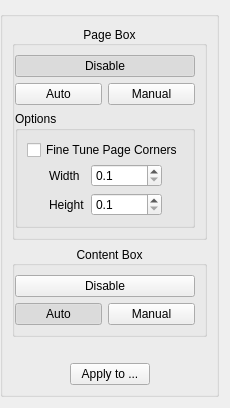
Qt form src/core/filters/select_content/OptionsWidget.ui (abandoned-industries/scantailor-spectre) before a commit.
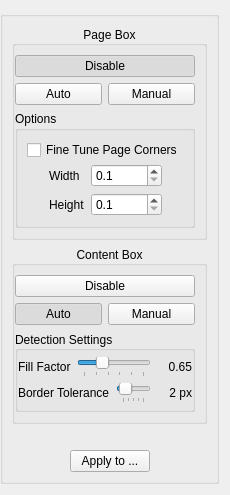
The same form after that commit. Custom widgets are drawn as their Qt base class.

Commit message: Add Detection Settings for art books and photo-heavy content

Patch:
```diff
--- a/src/core/filters/select_content/OptionsWidget.ui
+++ b/src/core/filters/select_content/OptionsWidget.ui
@@ -259,6 +259,137 @@
            </property>
           </widget>
          </item>
+         <item row="2" column="1" colspan="2">
+          <widget class="CollapsibleGroupBox" name="detectionSettingsGroup">
+           <property name="title">
+            <string>Detection Settings</string>
+           </property>
+           <property name="alignment">
+            <set>Qt::AlignLeading|Qt::AlignLeft|Qt::AlignVCenter</set>
+           </property>
+           <layout class="QVBoxLayout" name="detectionSettingsLayout">
+            <property name="spacing">
+             <number>6</number>
+            </property>
+            <property name="leftMargin">
+             <number>0</number>
+            </property>
+            <property name="topMargin">
+             <number>6</number>
+            </property>
+            <property name="rightMargin">
+             <number>0</number>
+            </property>
+            <property name="bottomMargin">
+             <number>6</number>
+            </property>
+            <item>
+             <layout class="QHBoxLayout" name="fillFactorLayout">
+              <item>
+               <widget class="QLabel" name="fillFactorLabel">
+                <property name="text">
+                 <string>Fill Factor</string>
+                </property>
+                <property name="toolTip">
+                 <string>Maximum fill density for content detection. Higher values preserve more images.</string>
+                </property>
+               </widget>
+              </item>
+              <item>
+               <widget class="QSlider" name="fillFactorSlider">
+                <property name="minimum">
+                 <number>50</number>
+                </property>
+                <property name="maximum">
+                 <number>100</number>
+                </property>
+                <property name="value">
+                 <number>65</number>
+                </property>
+                <property name="orientation">
+                 <enum>Qt::Horizontal</enum>
+                </property>
+                <property name="tickPosition">
+                 <enum>QSlider::TicksBelow</enum>
+                </property>
+                <property name="tickInterval">
+                 <number>10</number>
+                </property>
+               </widget>
+              </item>
+              <item>
+               <widget class="QLabel" name="fillFactorValueLabel">
+                <property name="minimumSize">
+                 <size>
+                  <width>35</width>
+                  <height>0</height>
+                 </size>
+                </property>
+                <property name="text">
+                 <string>0.65</string>
+                </property>
+                <property name="alignment">
+                 <set>Qt::AlignRight|Qt::AlignTrailing|Qt::AlignVCenter</set>
+                </property>
+               </widget>
+              </item>
+             </layout>
+            </item>
+            <item>
+             <layout class="QHBoxLayout" name="borderToleranceLayout">
+              <item>
+               <widget class="QLabel" name="borderToleranceLabel">
+                <property name="text">
+                 <string>Border Tolerance</string>
+                </property>
+                <property name="toolTip">
+                 <string>How much edge content to preserve. Higher values keep more content at page borders.</string>
+                </property>
+               </widget>
+              </item>
+              <item>
+               <widget class="QSlider" name="borderToleranceSlider">
+                <property name="minimum">
+                 <number>0</number>
+                </property>
+                <property name="maximum">
+                 <number>20</number>
+                </property>
+                <property name="value">
+                 <number>2</number>
+                </property>
+                <property name="orientation">
+                 <enum>Qt::Horizontal</enum>
+                </property>
+                <property name="tickPosition">
+                 <enum>QSlider::TicksBelow</enum>
+                </property>
+                <property name="tickInterval">
+                 <number>5</number>
+                </property>
+               </widget>
+              </item>
+              <item>
+               <widget class="QLabel" name="borderToleranceValueLabel">
+                <property name="minimumSize">
+                 <size>
+                  <width>35</width>
+                  <height>0</height>
+                 </size>
+                </property>
+                <property name="text">
+                 <string>2 px</string>
+                </property>
+                <property name="alignment">
+                 <set>Qt::AlignRight|Qt::AlignTrailing|Qt::AlignVCenter</set>
+                </property>
+               </widget>
+              </item>
+             </layout>
+            </item>
+           </layout>
+          </widget>
+         </item>
         </layout>
        </widget>
       </item>
```
The commit also changes 9 other files.
